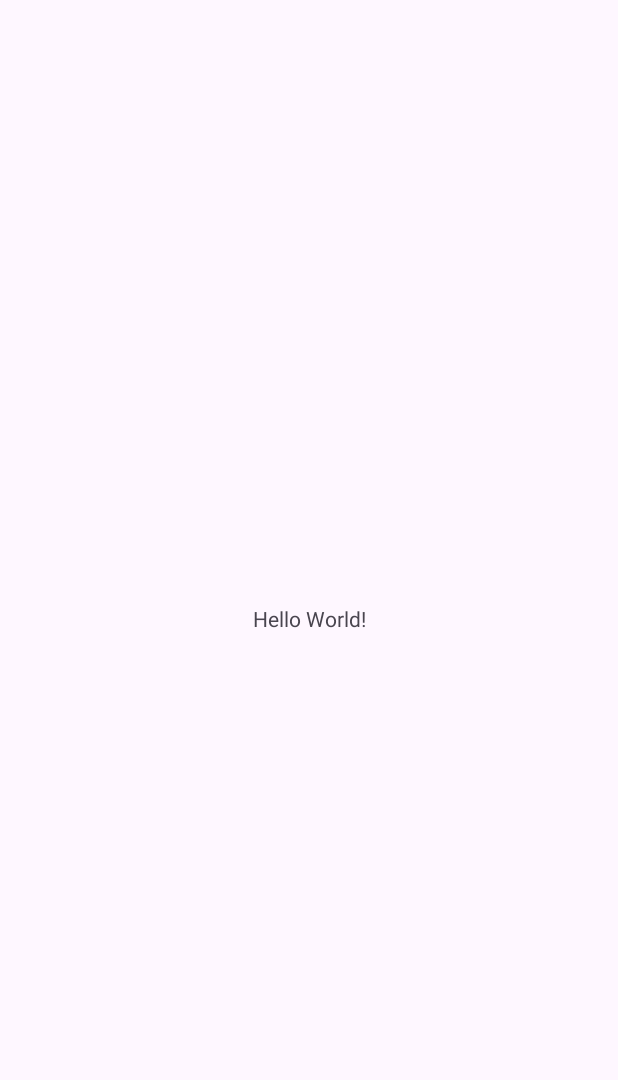
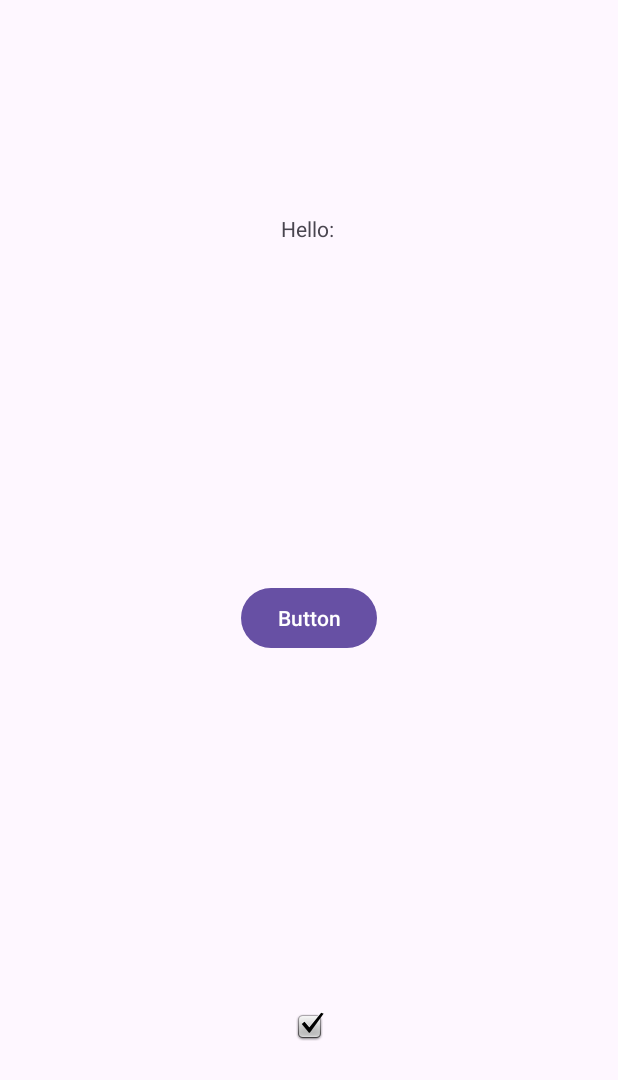
Before and after one commit to AbdallahAlghamdi/AppMuscleAtrophy, an Android app: the screen it shows after launch (MainActivity), on a phone screen of 412 x 824 dp. Before the commit the part shown is almost empty. Shown: the top 1080 px of the screen. Run offline under Robolectric (Android 15) with nearby library versions, the light colour scheme and no system bars.

Commit message:
testing out stuff

```diff
--- a/app/src/main/java/com/example/appmuscleatrophy/MainActivity.java
+++ b/app/src/main/java/com/example/appmuscleatrophy/MainActivity.java
@@ -3,12 +3,27 @@ package com.example.appmuscleatrophy;
 import androidx.appcompat.app.AppCompatActivity;
 
 import android.os.Bundle;
+import android.view.View;
+import android.widget.TextView;
+
+
 
 public class MainActivity extends AppCompatActivity {
+    public TextView firstName;
+    public TextView lastName;
+    public static String[] random = {"Hi", "hello"};
 
     @Override
     protected void onCreate(Bundle savedInstanceState) {
         super.onCreate(savedInstanceState);
         setContentView(R.layout.activity_main);
+
+        firstName = findViewById(R.id.FirstName);
+        lastName = findViewById(R.id.LastName);
+    }
+    public void ChangeName(View view){
+       firstName.setText(random[0]);
+       lastName.setText(random[1]);
+
     }
 }
--- a/app/src/main/res/layout/activity_main.xml
+++ b/app/src/main/res/layout/activity_main.xml
@@ -6,13 +6,50 @@
     android:layout_height="match_parent"
     tools:context=".MainActivity">
 
-    <TextView
+    <Button
+        android:id="@+id/buttonToSayHi"
         android:layout_width="wrap_content"
         android:layout_height="wrap_content"
-        android:text="Hello World!"
+        android:text="Button"
+        android:onClick="ChangeName"
         app:layout_constraintBottom_toBottomOf="parent"
         app:layout_constraintEnd_toEndOf="parent"
         app:layout_constraintStart_toStartOf="parent"
         app:layout_constraintTop_toTopOf="parent" />
 
+    <TextView
+        android:id="@+id/FirstName"
+        android:layout_width="wrap_content"
+        android:layout_height="wrap_content"
+        android:layout_marginBottom="88dp"
+        android:text="Hello:"
+        app:layout_constraintBottom_toTopOf="@+id/LastName"
+        app:layout_constraintEnd_toEndOf="parent"
+        app:layout_constraintHorizontal_bias="0.498"
+        app:layout_constraintStart_toStartOf="parent"
+        app:layout_constraintTop_toTopOf="parent"
+        app:layout_constraintVertical_bias="0.982" />
+
+    <TextView
+        android:id="@+id/LastName"
+        android:layout_width="wrap_content"
+        android:layout_height="wrap_content"
+        android:layout_marginBottom="116dp"
+        app:layout_constraintBottom_toTopOf="@+id/buttonToSayHi"
+        app:layout_constraintEnd_toEndOf="parent"
+        app:layout_constraintStart_toStartOf="parent"
+        app:layout_constraintTop_toTopOf="parent"
+        app:layout_constraintVertical_bias="1.0" />
+
+    <ImageView
+        android:id="@+id/randomImage"
+        android:layout_width="wrap_content"
+        android:layout_height="wrap_content"
+        android:layout_marginTop="108dp"
+        app:layout_constraintBottom_toBottomOf="parent"
+        app:layout_constraintEnd_toEndOf="parent"
+        app:layout_constraintStart_toStartOf="parent"
+        app:layout_constraintTop_toBottomOf="@+id/buttonToSayHi"
+        app:srcCompat="@android:drawable/checkbox_on_background" />
+
 </androidx.constraintlayout.widget.ConstraintLayout>
```
